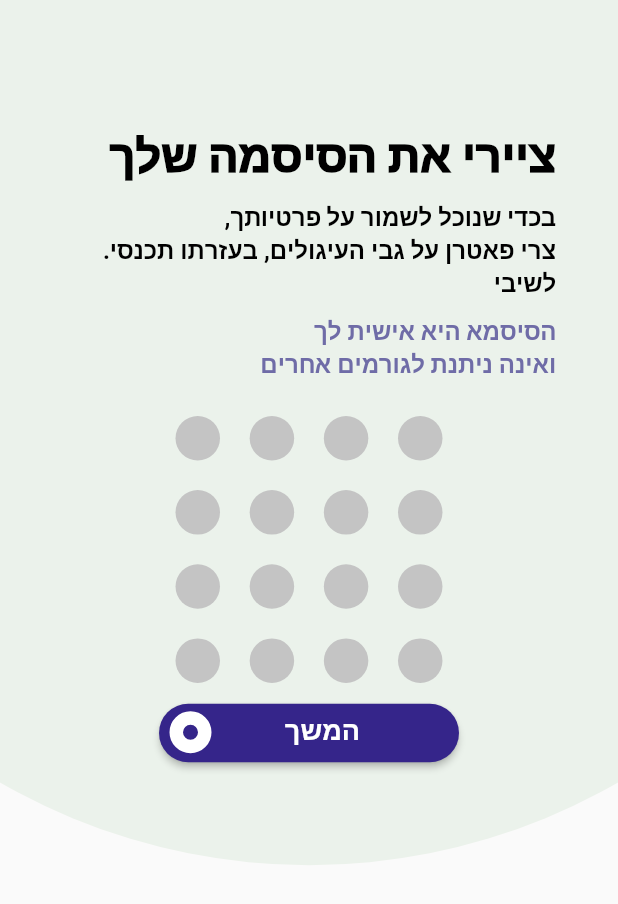
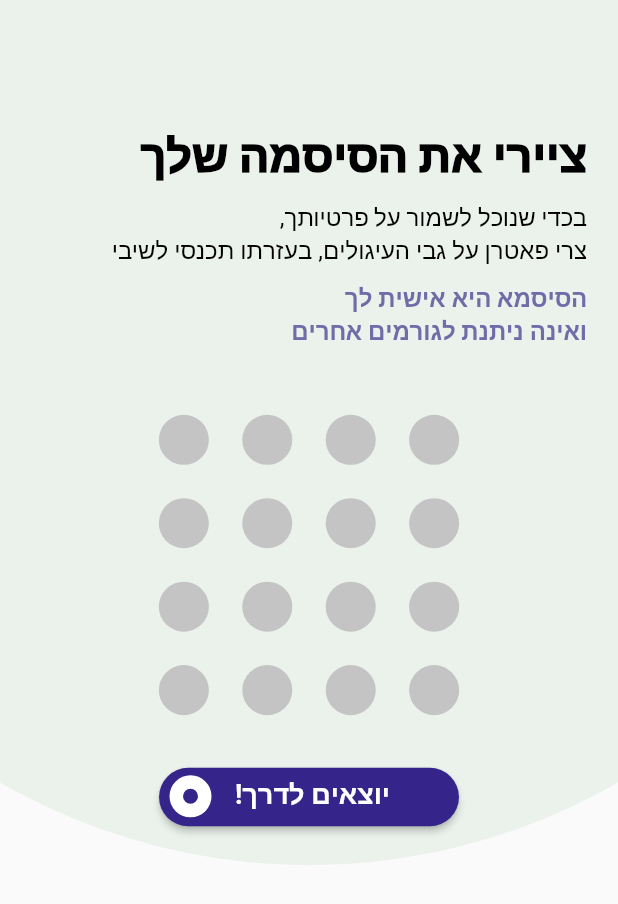
Before and after one commit to Magnido9/shibi_app, a Flutter app: the screen it shows after launch, on a phone screen of 412 x 824 dp. Shown: the top 904 px of the screen. Run offline on Flutter 3.47's test engine with Material 2 defaults, Android fonts, the phone set to English and light mode, and no system bars; our stand-ins replace cloud_firestore, firebase_auth, firebase_core, page_view_indicators, shared_preferences; missing offline and left inert: dart:ffi; accounts and stored records are empty; Roboto replaces fonts that are missing (Assistant); project files that could hold a hidden picture were left out.

Commit message:
תיקנתי את העיצוב הגרוע של אלון

```diff
--- a/lib/screens/login/password.dart
+++ b/lib/screens/login/password.dart
@@ -53,7 +53,7 @@ class _MyHomePageState extends State<PasswordPage> {
             painter: _Painter(),
             size: MediaQuery.of(context).size,
           ),
-          Center(child:Container(width:MediaQuery.of(context).size.width*0.8, child:
+          Center(child:Container(width:MediaQuery.of(context).size.width*0.9, child:
           Column(
             mainAxisAlignment: MainAxisAlignment.start,
             crossAxisAlignment: CrossAxisAlignment.end,
@@ -72,14 +72,14 @@ class _MyHomePageState extends State<PasswordPage> {
               Container(height: 10),
 
               Text(
-    ",בכדי שנוכל לשמור על פרטיותך \n    .צרי פאטרן על גבי העיגולים, בעזרתו תכנסי לשיבי",
+    ",בכדי שנוכל לשמור על פרטיותך \n    צרי פאטרן על גבי העיגולים, בעזרתו תכנסי לשיבי",
 
       textAlign: TextAlign.right,
     style: TextStyle(
     color: Colors.black,
     fontSize: 16,
     fontFamily: "Assistant",
-    fontWeight: FontWeight.w700,
+    fontWeight: FontWeight.w400,
     ),
     ),
               Container(height: 10),Text(
@@ -93,7 +93,7 @@ class _MyHomePageState extends State<PasswordPage> {
                   fontWeight: FontWeight.w700,
                 ),
               ),
-              Container(height: 10),
+              Container(height: 30),
               LayoutBuilder(
                 builder: (BuildContext context, BoxConstraints constraints){
                   return Center(
@@ -114,6 +114,7 @@ class _MyHomePageState extends State<PasswordPage> {
                   );
                 },
               ),
+              Container(height: 20),
               Center(child:Stack(children:[
                 Container(width:200,
                     height: 39,
@@ -133,9 +134,9 @@ class _MyHomePageState extends State<PasswordPage> {
 
                           Positioned(
                             top:5,
-                            right: 50,
+                            right: 30,
                             child: Text(
-                              "המשך",
+                              "!יוצאים לדרך",
                               textAlign: TextAlign.left,
                               style: TextStyle(
                                 color: Colors.white,
```
Also changed, not shown: 26 other files.
